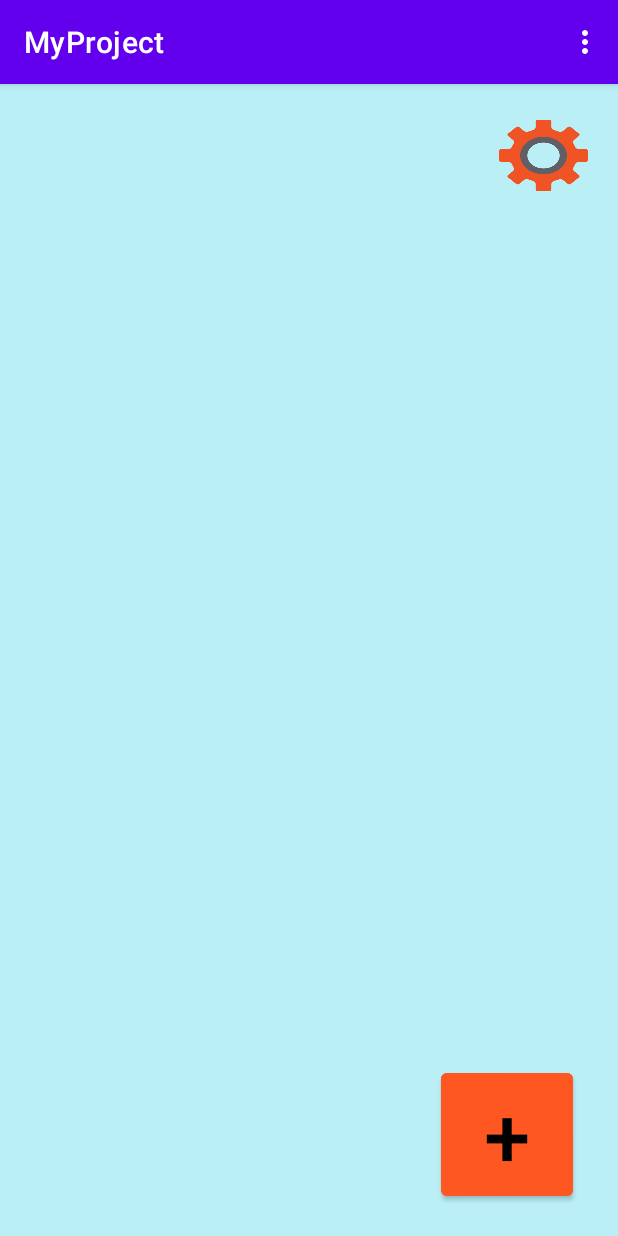
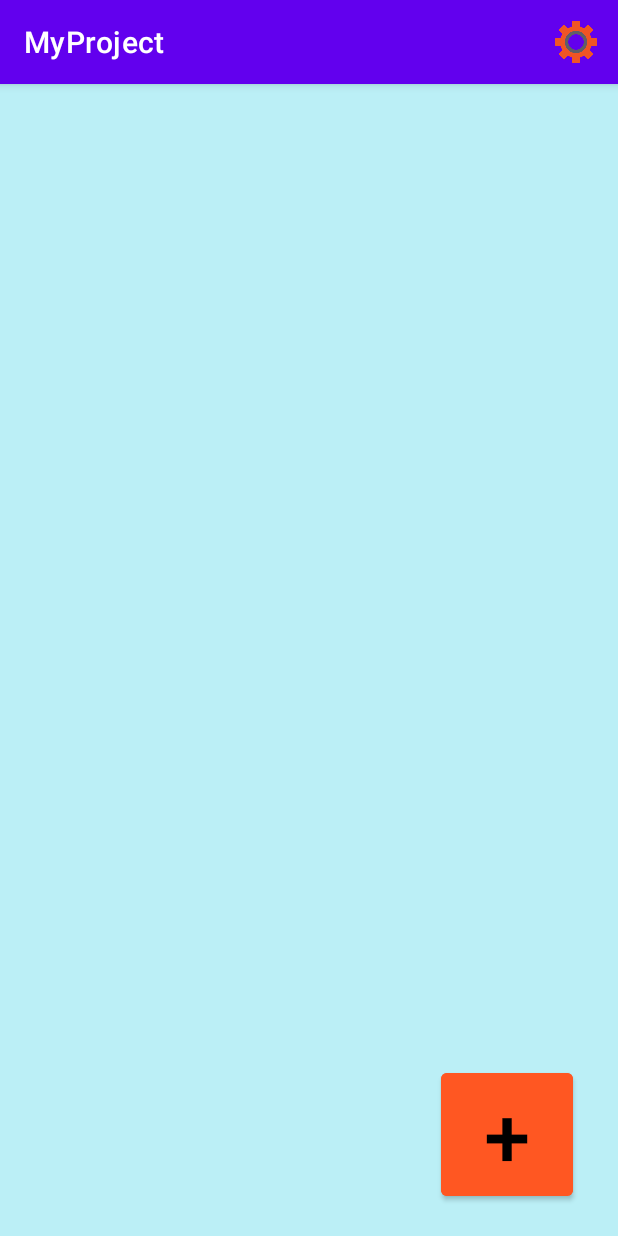
Before and after one commit to NguyenKhacNgoc/MyProject, an Android app: the screen it shows after launch (MainActivity), on a phone screen of 412 x 824 dp. Run offline under Robolectric (Android 15) with nearby library versions, the light colour scheme and no system bars.

Commit message:
Nguyen Khac Ngoc

```diff
--- a/app/src/main/res/layout/activity_main.xml
+++ b/app/src/main/res/layout/activity_main.xml
@@ -32,16 +32,16 @@
         app:layout_constraintTop_toBottomOf="@+id/listView"
         app:layout_constraintVertical_bias="0.653" />
 
-    <ImageButton
-        android:id="@+id/imageButton"
-        android:layout_width="67dp"
-        android:layout_height="54dp"
-        android:background="@null"
-        android:scaleType="fitXY"
-        app:layout_constraintBottom_toTopOf="@+id/listView"
-        app:layout_constraintEnd_toEndOf="parent"
-        app:layout_constraintHorizontal_bias="0.954"
-        app:layout_constraintStart_toStartOf="parent"
-        app:layout_constraintTop_toTopOf="parent"
-        app:srcCompat="@drawable/ic_menu_setting" />
+<!--    <ImageButton-->
+<!--        android:id="@+id/btnsetting"-->
+<!--        android:layout_width="67dp"-->
+<!--        android:layout_height="54dp"-->
+<!--        android:background="@null"-->
+<!--        android:scaleType="fitXY"-->
+<!--        app:layout_constraintBottom_toTopOf="@+id/listView"-->
+<!--        app:layout_constraintEnd_toEndOf="parent"-->
+<!--        app:layout_constraintHorizontal_bias="0.954"-->
+<!--        app:layout_constraintStart_toStartOf="parent"-->
+<!--        app:layout_constraintTop_toTopOf="parent"-->
+<!--        app:srcCompat="@drawable/ic_menu_setting" />-->
 </androidx.constraintlayout.widget.ConstraintLayout>
--- a/app/src/main/res/menu/menu_demo.xml
+++ b/app/src/main/res/menu/menu_demo.xml
@@ -2,5 +2,7 @@
 <menu xmlns:android="http://schemas.android.com/apk/res/android"
     xmlns:app="http://schemas.android.com/apk/res-auto">
     <item android:title="Settings"
+        android:icon="@drawable/ic_menu_setting"
+        app:showAsAction="always"
         android:id="@+id/menuSetting" />
 </menu>
--- a/app/src/main/res/values/arrays.xml
+++ /dev/null
@@ -1,5 +0,0 @@
-<?xml version="1.0" encoding="utf-8"?>
-<resources>
-    <string-array name="reply_entries">1</string-array>
-    <string-array name="reply_values">1</string-array>
-</resources>
```
Also changed, not shown: app/src/main/java/com/khacngoc/myproject/MainActivity.java (+5 -16 lines), app/src/main/res/values/strings.xml (+0 -8 lines).
